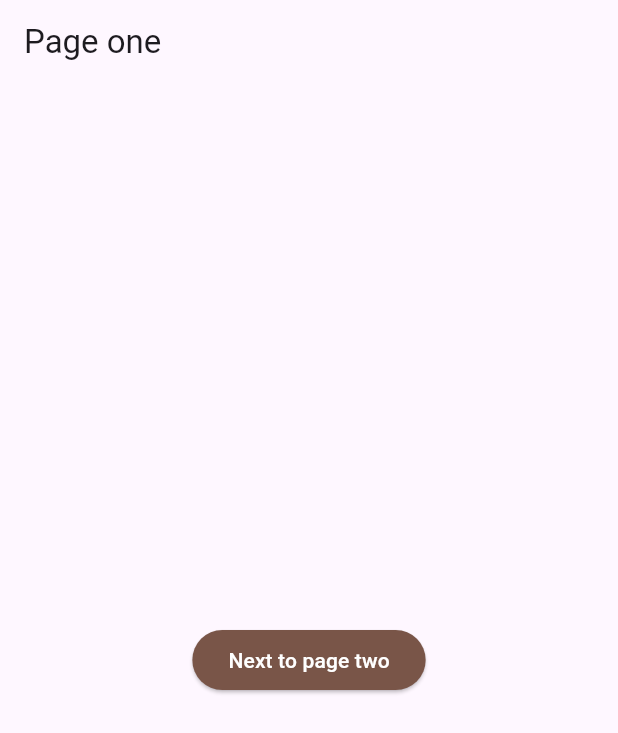
After one commit to witawat2540/ex_day_1, a Flutter app: the screen it shows after launch, on a phone screen of 412 x 824 dp. The commit adds this screen. Shown: the top 733 px of the screen. Run offline on Flutter 3.47's test engine with Material 2 defaults, Android fonts, the phone set to English and light mode, and no system bars; our stand-ins replace google_fonts, webview_flutter; Roboto replaces fonts that are missing (Kanit).

Commit message:
add day 3

```diff
--- a/lib/main.dart
+++ b/lib/main.dart
@@ -1,5 +1,8 @@
 import 'package:ex_day1/grid_page.dart';
 import 'package:ex_day1/image_page.dart';
+import 'package:ex_day1/page_one.dart';
+import 'package:ex_day1/page_two.dart';
+import 'package:ex_day1/web_flutter.dart';
 import 'package:flutter/material.dart';
 import 'package:google_fonts/google_fonts.dart';
 
@@ -15,11 +18,17 @@ class MyApp extends StatelessWidget {
   Widget build(BuildContext context) {
     return MaterialApp(
       title: 'Flutter Demo',
+      initialRoute: '/',
+      routes: {
+        '/': (context) => const PageOne(),
+        "/two": (context) => const PageTwo(),
+        "/web_flutter": (context) => const WebFlutter()
+      },
       theme: ThemeData(
           primarySwatch: Colors.blue,
           useMaterial3: true,
           textTheme: GoogleFonts.kanitTextTheme()),
-      home: const GridPage(),
+      // home: const PageOne(),
     );
   }
 }
--- /dev/null
+++ b/lib/page_one.dart
@@ -0,0 +1,35 @@
+import 'package:ex_day1/page_two.dart';
+import 'package:flutter/material.dart';
+
+class PageOne extends StatelessWidget {
+  const PageOne({Key? key}) : super(key: key);
+
+  @override
+  Widget build(BuildContext context) {
+    return Scaffold(
+      appBar: AppBar(
+        title: const Text("Page one"),
+      ),
+      body: Center(
+        child: ElevatedButton(
+          onPressed: () {
+            // Navigator.pushAndRemoveUntil(
+            //   context,
+            //   MaterialPageRoute(
+            //     builder: (context) => const PageTwo(),
+            //   ),
+            //   (route) => false,
+            // );
+            Navigator.pushNamed(context, '/web_flutter');
+            // Navigator.pushReplacementNamed(context, '/two');
+          },
+          style: ElevatedButton.styleFrom(
+            primary: Colors.brown,
+            onPrimary: Colors.white,
+          ),
+          child: const Text("Next to page two"),
+        ),
+      ),
+    );
+  }
+}
--- a/pubspec.yaml
+++ b/pubspec.yaml
@@ -35,6 +35,7 @@ dependencies:
   # Use with the CupertinoIcons class for iOS style icons.
   cupertino_icons: ^1.0.2
   google_fonts: ^3.0.1
+  webview_flutter: ^4.0.7
 
 dev_dependencies:
   flutter_test:
```
Also changed, not shown: lib/page_two.dart (added, +26 -0 lines), lib/web_flutter.dart (added, +42 -0 lines), pubspec.lock, 1 other file.
